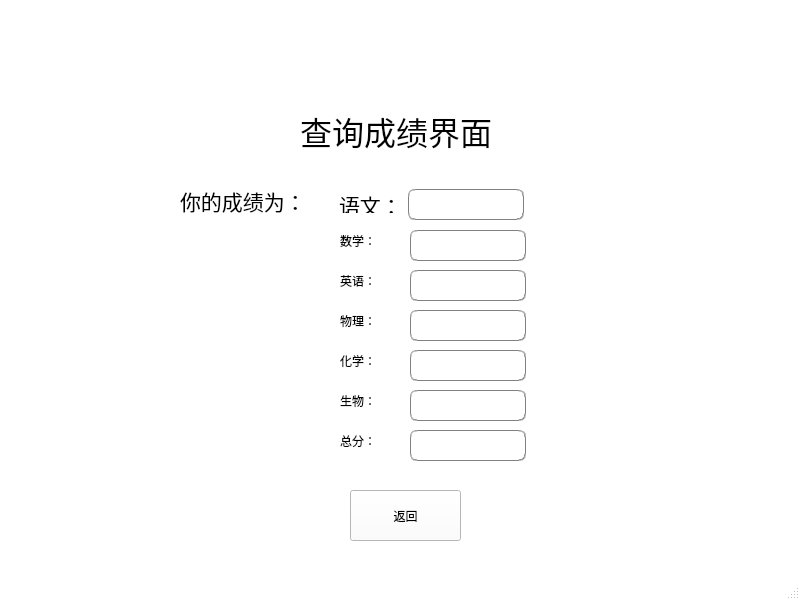
Old version of the form CODE/stu_check_score_.ui in the repository lensans/-.
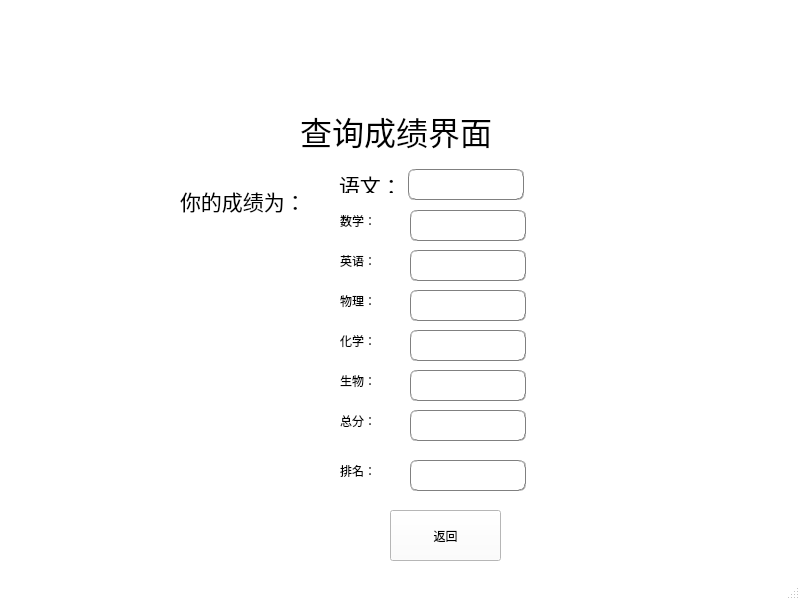
New version of the form. Icons and pictures are not drawn.

Commit message: 在查询界面添加了排名

The edit to the form file:
```diff
--- a/CODE/stu_check_score_.ui
+++ b/CODE/stu_check_score_.ui
@@ -28,9 +28,9 @@
     <property name="geometry">
      <rect>
       <x>330</x>
-      <y>160</y>
+      <y>140</y>
       <width>209</width>
-      <height>311</height>
+      <height>371</height>
      </rect>
     </property>
     <property name="styleSheet">
@@ -248,6 +248,36 @@
 7px;padding:2px 4px;background-color: rgb(255, 255, 255);</string>
      </property>
     </widget>
+    <widget class="QLabel" name="check_sum_label_2">
+     <property name="geometry">
+      <rect>
+       <x>10</x>
+       <y>320</y>
+       <width>63</width>
+       <height>21</height>
+      </rect>
+     </property>
+     <property name="styleSheet">
+      <string notr="true">font: 16pt &quot;宋体&quot;;</string>
+     </property>
+     <property name="text">
+      <string>排名：</string>
+     </property>
+    </widget>
+    <widget class="QLineEdit" name="check_sum_line_2">
+     <property name="geometry">
+      <rect>
+       <x>80</x>
+       <y>320</y>
+       <width>116</width>
+       <height>31</height>
+      </rect>
+     </property>
+     <property name="styleSheet">
+      <string notr="true">border:1px groove gray;border-radius:
+7px;padding:2px 4px;background-color: rgb(255, 255, 255);</string>
+     </property>
+    </widget>
    </widget>
    <widget class="QLabel" name="check_score_all_title">
     <property name="geometry">
@@ -299,8 +329,8 @@
    <widget class="QPushButton" name="btn_check_all_return">
     <property name="geometry">
      <rect>
-      <x>350</x>
-      <y>490</y>
+      <x>390</x>
+      <y>510</y>
       <width>111</width>
       <height>51</height>
      </rect>
```
Left out of the diff: 2 changed lines with no effect on the pictures. The commit also changes 9 other files.
